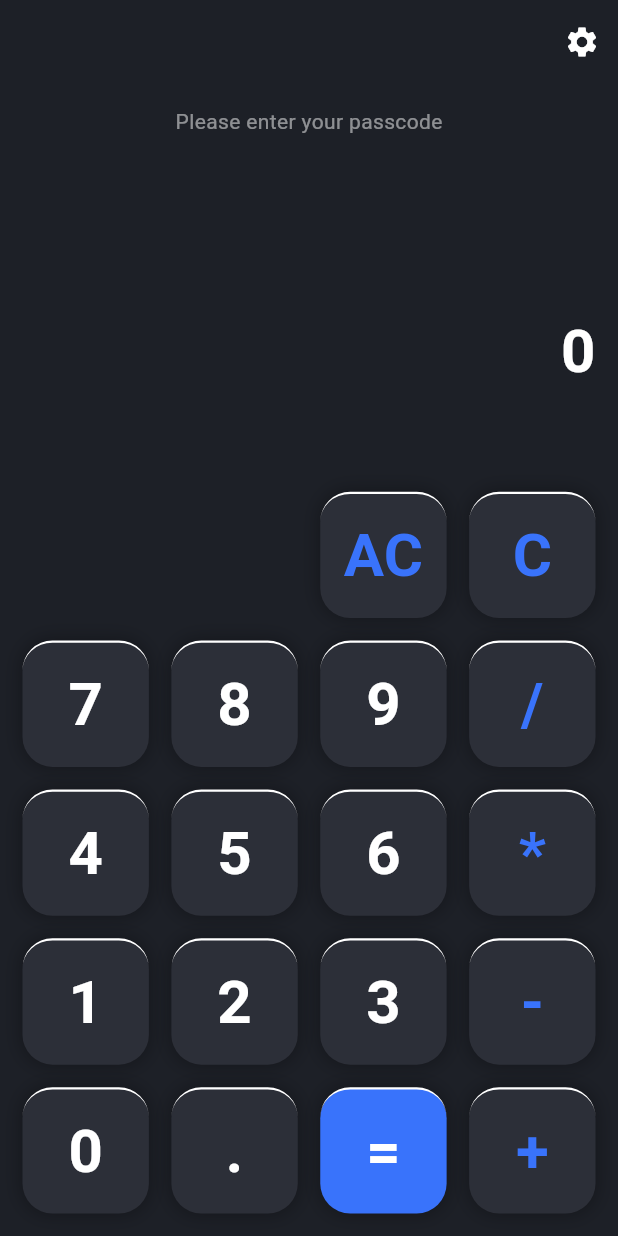
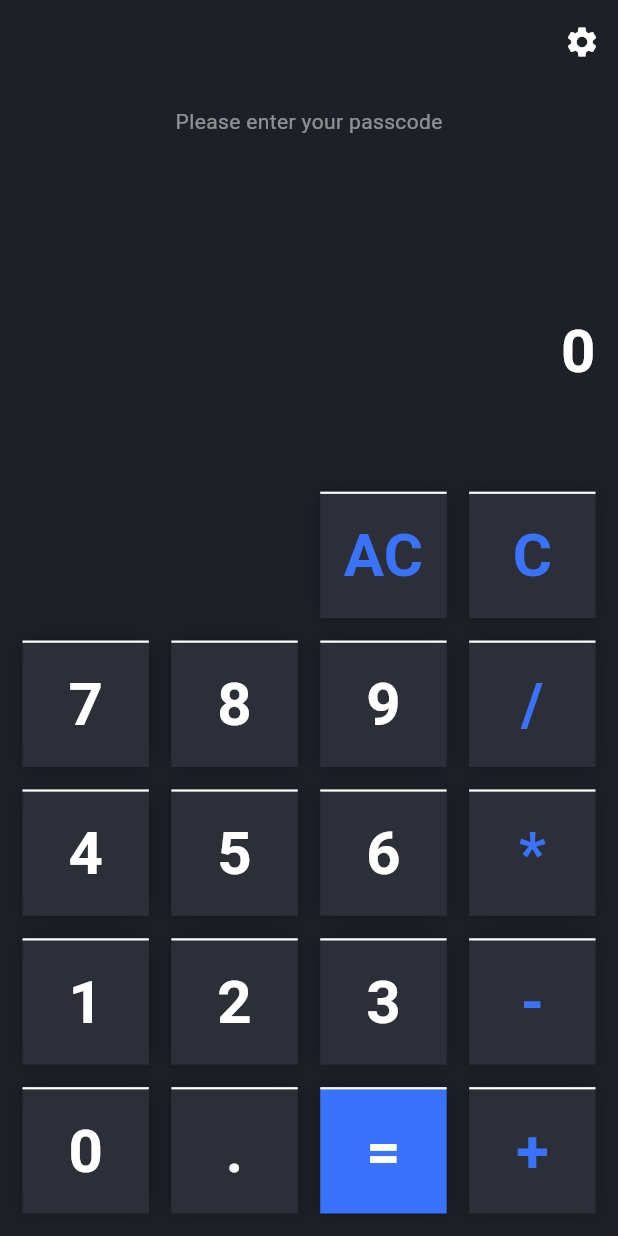
Before and after one commit to Ibrahim-K98han/vault, a Flutter app: the screen it shows after launch, scrolled down 65 dp, after a tap on "Continue", on a phone screen of 412 x 824 dp. Run offline on Flutter 3.47's test engine with Material 3 defaults, Android fonts, the phone set to English and light mode, and no system bars; our stand-ins replace get, math_expressions, shared_preferences.

Commit message:
calculator theme added

```diff
--- a/lib/controllers/app_controller.dart
+++ b/lib/controllers/app_controller.dart
@@ -6,10 +6,11 @@ import 'package:vault/views/GetStarted/get_started_screen.dart';
 
 class AppController extends GetxController {
   final sharedServices = SharedService();
+
   Future<bool> checkAppFirstTime() async {
     return await sharedServices.getData(
           SetType.bool,
-          SharedKeys.already_opened,
+          SharedKeys.alreadyOpened,
         ) ??
         false;
   }
@@ -18,7 +19,7 @@ class AppController extends GetxController {
     final already_opened = await checkAppFirstTime();
 
     if (already_opened) {
-      Get.offAll(() =>  const CalculatorScreen());
+      Get.offAll(() => const CalculatorScreen());
     } else {
       Get.offAll(() => const GetStartedScreen());
     }
--- a/lib/main.dart
+++ b/lib/main.dart
@@ -1,7 +1,10 @@
 import 'package:flutter/material.dart';
 import 'package:get/get.dart';
 import 'package:vault/bindings/all_binding.dart';
+import 'package:vault/controllers/theme_controller.dart';
+import 'package:vault/core/services/shared_services.dart';
 import 'package:vault/utils/colors.dart';
+import 'package:vault/utils/keys.dart';
 import 'package:vault/views/SplashScreen/splash_screen.dart';
 
 void main() {
@@ -9,8 +12,29 @@ void main() {
   runApp(const MyApp());
 }
 
-class MyApp extends StatelessWidget {
+class MyApp extends StatefulWidget {
   const MyApp({super.key});
+
+  @override
+  State<MyApp> createState() => _MyAppState();
+}
+
+class _MyAppState extends State<MyApp> {
+  final themeController = Get.put(ThemeController());
+
+  checkSelectedTheme() async {
+    SharedService()
+        .getData(SetType.int, SharedKeys.selectedTheme)
+        .then((value) {
+      themeController.selectedTheme.value = value;
+    });
+  }
+
+  @override
+  void initState() {
+   checkSelectedTheme();
+    super.initState();
+  }
 
   @override
   Widget build(BuildContext context) {
@@ -18,10 +42,9 @@ class MyApp extends StatelessWidget {
       debugShowCheckedModeBanner: false,
       title: 'Flutter Demo',
       theme: ThemeData(
-        colorScheme: ColorScheme.fromSeed(seedColor: Colors.deepPurple),
-        useMaterial3: true,
-        scaffoldBackgroundColor: AppColors.background
-      ),
+          colorScheme: ColorScheme.fromSeed(seedColor: Colors.deepPurple),
+          useMaterial3: true,
+          scaffoldBackgroundColor: AppColors.background),
       home: SplashScreen(),
     );
   }
--- a/lib/utils/keys.dart
+++ b/lib/utils/keys.dart
@@ -1,3 +1,4 @@
 class SharedKeys{
-  static String already_opened = 'already_opened';
+  static String alreadyOpened = 'already_opened';
+  static String selectedTheme = 'selected_theme';
 }
--- a/lib/views/CalculatorScreen/widgets/calculator_button.dart
+++ b/lib/views/CalculatorScreen/widgets/calculator_button.dart
@@ -2,17 +2,23 @@ import 'package:flutter/material.dart';
 import 'package:get/get.dart';
 
 import '../../../controllers/calculator_controller.dart';
+import '../../../controllers/theme_controller.dart';
 
 Widget calculatorButton(String button) {
   final controller = Get.put(CalculatorController());
+  final themeController = Get.put(ThemeController());
+
   return GestureDetector(
     onTap: () {
       controller.handleButton(button);
     },
-    child: Container(
+    child: Obx(
+      () => Container(
         decoration: BoxDecoration(
           color: controller.getButtonBgColor(button),
-        borderRadius: BorderRadius.circular(20),
+          borderRadius: BorderRadius.circular(
+            themeController.selectedTheme.value == 0 ? 0 : 400,
+          ),
           border: const Border(
             top: BorderSide(color: Colors.white, width: 1.5),
           ),
@@ -35,5 +41,6 @@ Widget calculatorButton(String button) {
           ),
         ),
       ),
+    ),
   );
 }
--- a/lib/views/GetStarted/get_started_screen.dart
+++ b/lib/views/GetStarted/get_started_screen.dart
@@ -21,7 +21,7 @@ class _GetStartedScreenState extends State<GetStartedScreen> {
   void initState() {
     SharedService().setData(
       SetType.bool,
-      SharedKeys.already_opened,
+      SharedKeys.alreadyOpened,
       true,
     );
     super.initState();
```
Also changed, not shown: lib/views/CalculatorThemeScreen/calculator_theme_screen.dart (+58 -3 lines). Lines whose indentation alone changed are shown as unchanged.
